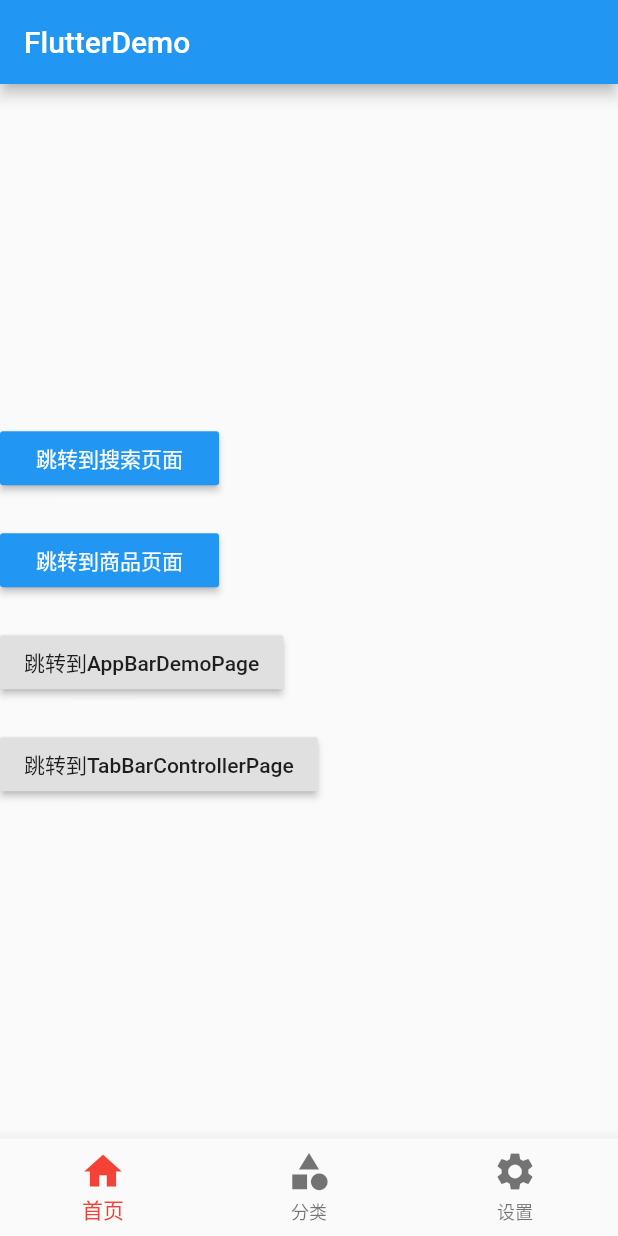
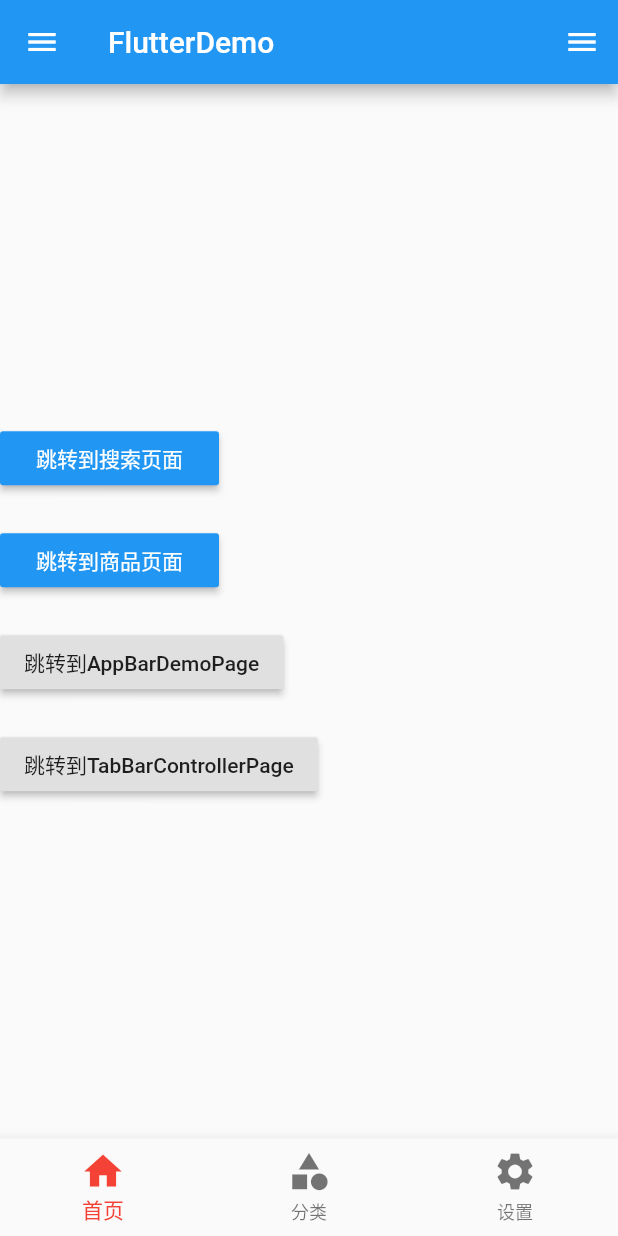
Before and after one commit to lmx227/flutter_lmx, a Flutter app: the screen it shows after launch, on a phone screen of 412 x 824 dp. Run offline on Flutter 3.47's test engine with Material 2 defaults, Android fonts, the phone set to English and light mode, and no system bars.

Commit message:
侧边栏 UserAccountsDrawerHeader，跳转，关闭。

```diff
--- a/flutter_lmx/lib/pages/Tabs.dart
+++ b/flutter_lmx/lib/pages/Tabs.dart
@@ -63,6 +63,67 @@ class _TabsState extends State<Tabs> {
           ),
         ],
       ),
+
+      // 左侧边栏
+      drawer: Drawer(
+        child: Column(
+          children: <Widget>[
+            Row(
+              children: <Widget>[
+                Expanded(
+                  child: UserAccountsDrawerHeader(
+                    accountName: Text("月影飞烟"),
+                    accountEmail: Text("lmx227@163.com"),
+                    currentAccountPicture: CircleAvatar(
+                      backgroundImage: NetworkImage("http://www.itying.com/images/flutter/3.png"),
+                    ),
+                    decoration: BoxDecoration(
+                      image: DecorationImage(
+                        image: NetworkImage("http://www.itying.com/images/flutter/2.png"),
+                        fit: BoxFit.cover
+                      ),
+                    ),
+                    otherAccountsPictures: <Widget>[
+                      Image.network("http://www.itying.com/images/flutter/4.png"),
+                      Image.network("http://www.itying.com/images/flutter/5.png"),
+                    ],
+                  )
+                )
+              ],
+            ),
+            ListTile(
+              leading: CircleAvatar(
+                child: Icon(Icons.home),
+              ),
+              title: Text("我的空间"),
+            ),
+            Divider(),
+            ListTile(
+              leading: CircleAvatar(
+                child: Icon(Icons.people),
+              ),
+              title: Text("用户中心"),
+              onTap: () {
+                Navigator.of(context).pop(); // 隐藏侧边栏
+                Navigator.pushNamed(context, '/user');
+              },
+            ),
+            Divider(),
+            ListTile(
+              leading: CircleAvatar(
+                child: Icon(Icons.settings),
+              ),
+              title: Text("设置"),
+            ),
+            Divider(),
+          ],
+        )
+      ),
+
+      // 右侧边栏
+      endDrawer: Drawer(
+        child: Text("右侧边栏"),
+      ),
     );
   }
 }
--- /dev/null
+++ b/flutter_lmx/lib/pages/User.dart
@@ -0,0 +1,12 @@
+import 'package:flutter/material.dart';
+
+class UserPage extends StatelessWidget {
+  @override
+  Widget build(BuildContext context) {
+    return Scaffold(
+      appBar: AppBar(
+        title: Text("用户中心"),
+      ),
+    );
+  }
+}
--- a/flutter_lmx/lib/routes/Routes.dart
+++ b/flutter_lmx/lib/routes/Routes.dart
@@ -12,6 +12,7 @@ import '../pages/user/RegisterSecond.dart';
 import '../pages/user/RegisterThird.dart';
 import '../pages/AppBarDemo.dart';
 import '../pages/TabBarController.dart';
+import '../pages/User.dart';
 
 // 配置路由
 final routes = {
@@ -27,6 +28,7 @@ final routes = {
   '/registerThird': (context, {arguments}) => RegisterThirdPage(),
   '/appBarDemo': (context) => AppBarDemoPage(),
   '/tabBarController': (context) => TabBarControllerPage(),
+  '/user': (context) => UserPage(),
 };
 
 // 命名路由 统一处理
```
